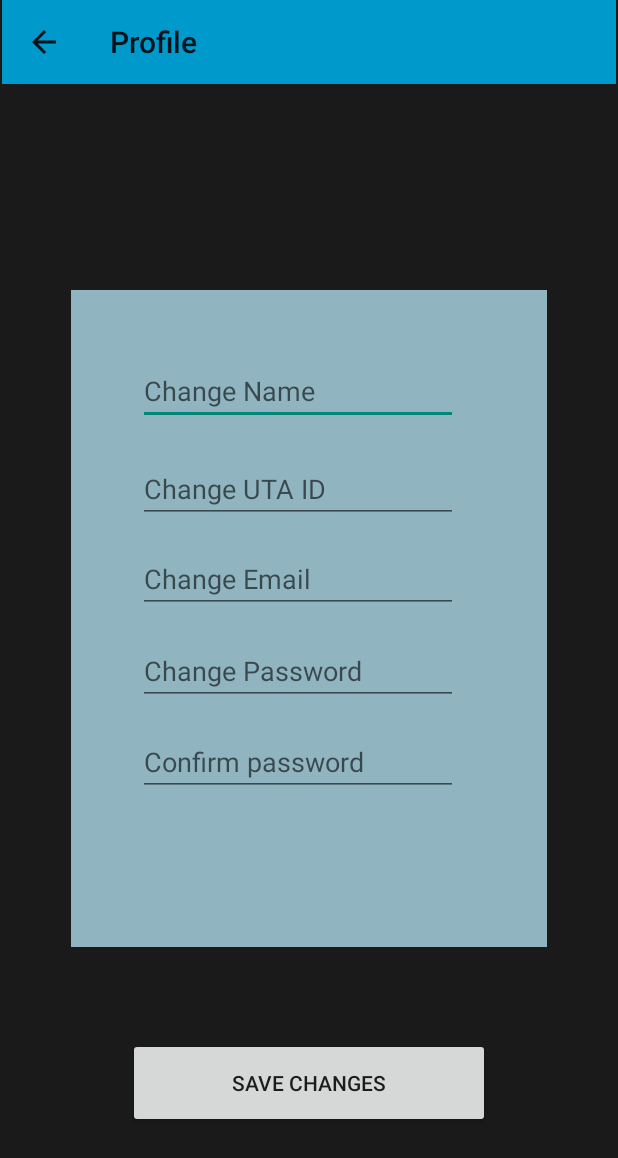
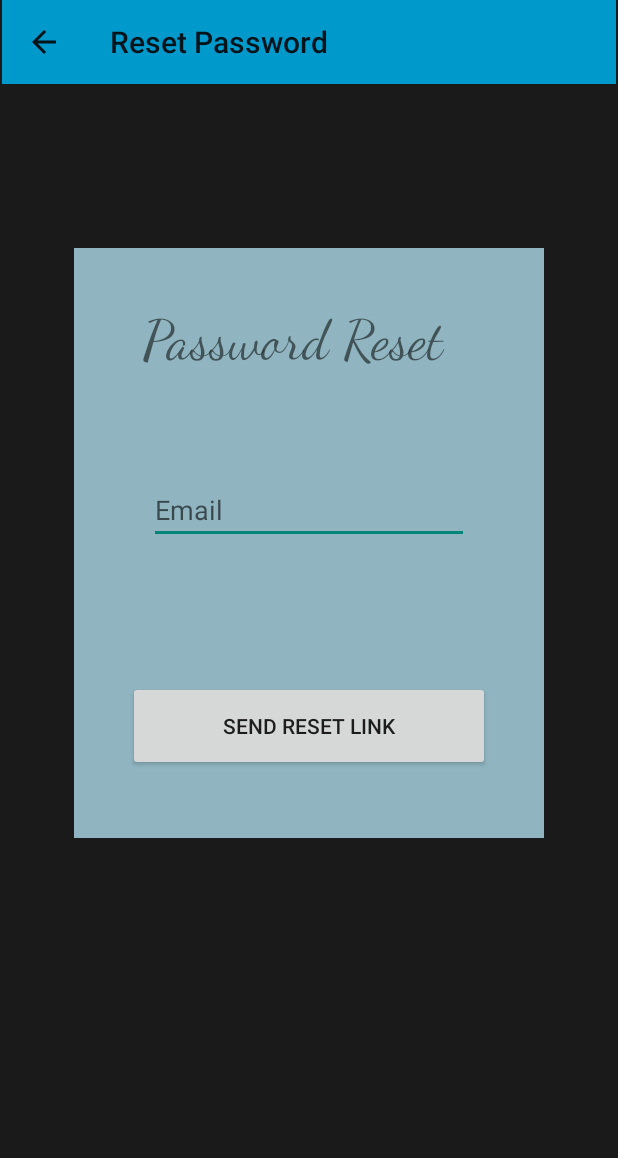
Before and after one commit to willpanderson/Auto-Learn, an Android app: the LoginActivity screen opened directly, with no data from a screen before it, after a tap on "Forgot password?", on a phone screen of 412 x 824 dp. Shown: the top 1158 px of the screen. Run offline under Robolectric (Android 15) with nearby library versions, the phone set to English and light mode, and no system bars.

Commit message:
Added a PasswordREset.jav file for password retriveal

```diff
--- a/AutoLearnApp/app/src/main/AndroidManifest.xml
+++ b/AutoLearnApp/app/src/main/AndroidManifest.xml
@@ -1,6 +1,6 @@
 <?xml version="1.0" encoding="utf-8"?>
 <manifest xmlns:android="http://schemas.android.com/apk/res/android"
-    package="com.example.auto_learn_app" >
+    package="com.example.auto_learn_app">
 
     <uses-permission android:name="android.permission.WRITE_EXTERNAL_STORAGE" />
     <uses-permission android:name="android.permission.READ_EXTERNAL_STORAGE" />
@@ -12,14 +12,15 @@
         android:label="@string/app_name"
         android:roundIcon="@mipmap/ic_launcher_round"
         android:supportsRtl="true"
-        android:theme="@style/Theme.AppCompat.Light.NoActionBar" >
+        android:theme="@style/Theme.AppCompat.Light.NoActionBar">
+        <activity android:name=".PasswordReset"></activity>
         <activity android:name=".ProfileActivity" />
         <activity android:name=".StatisticsActivity" />
         <activity android:name=".InformationActivity" />
         <activity android:name=".SignupActivity" />
         <activity android:name=".LoginActivity" />
         <activity android:name=".MainActivity" />
-        <activity android:name=".LaunchActivity" >
+        <activity android:name=".LaunchActivity">
             <intent-filter>
                 <action android:name="android.intent.action.MAIN" />
 
--- a/AutoLearnApp/app/src/main/java/com/example/auto_learn_app/LoginActivity.java
+++ b/AutoLearnApp/app/src/main/java/com/example/auto_learn_app/LoginActivity.java
@@ -44,7 +44,7 @@ public class LoginActivity extends AppCompatActivity {
         mfrogot.setOnClickListener(new View.OnClickListener() {
             @Override
             public void onClick(View v) {
-                Intent frogotIntent = new Intent(LoginActivity.this, ProfileActivity.class);
+                Intent frogotIntent = new Intent(LoginActivity.this,PasswordReset.class);
 
                 startActivity(frogotIntent);
                 finish();
--- /dev/null
+++ b/AutoLearnApp/app/src/main/java/com/example/auto_learn_app/PasswordReset.java
@@ -0,0 +1,33 @@
+package com.example.auto_learn_app;
+
+import androidx.appcompat.app.AppCompatActivity;
+
+import android.content.Intent;
+import android.os.Bundle;
+import android.view.MenuItem;
+
+public class PasswordReset extends AppCompatActivity {
+    androidx.appcompat.widget.Toolbar toolbar;
+    @Override
+    protected void onCreate(Bundle savedInstanceState) {
+        super.onCreate(savedInstanceState);
+        setContentView(R.layout.activity_passwordreset);
+        toolbar = findViewById(R.id.toolbarProfile);
+        setSupportActionBar(toolbar);
+        getSupportActionBar().setTitle("Reset Password");
+        getSupportActionBar().setDisplayShowTitleEnabled(true);
+        getSupportActionBar().setDisplayHomeAsUpEnabled(true);
+    }
+    @Override
+    public boolean onOptionsItemSelected(MenuItem item) {
+        // handle arrow click here
+        if (item.getItemId() == android.R.id.home) {
+            Intent loginIntent = new Intent(PasswordReset.this, LoginActivity.class);
+
+            startActivity(loginIntent);
+            finish(); // close this activity and return to preview activity (if there is any)
+        }
+
+        return super.onOptionsItemSelected(item);
+    }
+}
--- /dev/null
+++ b/AutoLearnApp/app/src/main/res/layout/activity_passwordreset.xml
@@ -0,0 +1,74 @@
+<?xml version="1.0" encoding="utf-8"?>
+<androidx.constraintlayout.widget.ConstraintLayout xmlns:android="http://schemas.android.com/apk/res/android"
+    xmlns:app="http://schemas.android.com/apk/res-auto"
+    xmlns:tools="http://schemas.android.com/tools"
+    android:layout_width="match_parent"
+    android:layout_height="match_parent"
+    android:background="#1B1A1A"
+    tools:context=".PasswordReset">
+
+
+    <androidx.constraintlayout.widget.ConstraintLayout
+        android:id="@+id/linearLayout"
+        android:layout_width="313dp"
+        android:layout_height="393dp"
+        android:background="#90B5C1"
+        app:layout_constraintBottom_toBottomOf="parent"
+        app:layout_constraintEnd_toEndOf="parent"
+        app:layout_constraintStart_toStartOf="parent"
+        app:layout_constraintTop_toTopOf="parent"
+        app:layout_constraintVertical_bias="0.384">
+
+        <EditText
+            android:id="@+id/emailSignup"
+            android:layout_width="wrap_content"
+            android:layout_height="wrap_content"
+            android:layout_marginBottom="196dp"
+            android:ems="10"
+            android:hint="Email"
+            android:inputType="textEmailAddress"
+            app:layout_constraintBottom_toBottomOf="parent"
+            app:layout_constraintEnd_toEndOf="parent"
+            app:layout_constraintStart_toStartOf="parent" />
+
+        <TextView
+            android:id="@+id/textView3"
+            android:layout_width="217dp"
+            android:layout_height="57dp"
+            android:fontFamily="cursive"
+            android:text="Password Reset"
+            android:textSize="36sp"
+            app:layout_constraintBottom_toBottomOf="parent"
+            app:layout_constraintEnd_toEndOf="parent"
+            app:layout_constraintHorizontal_bias="0.48"
+            app:layout_constraintStart_toStartOf="parent"
+            app:layout_constraintTop_toTopOf="parent"
+            app:layout_constraintVertical_bias="0.12" />
+
+        <Button
+            android:id="@+id/registerButton"
+            android:layout_width="241dp"
+            android:layout_height="60dp"
+            android:text="Send Reset Link"
+            app:layout_constraintBottom_toBottomOf="parent"
+            app:layout_constraintEnd_toEndOf="parent"
+            app:layout_constraintStart_toStartOf="parent"
+            app:layout_constraintTop_toTopOf="parent"
+            app:layout_constraintVertical_bias="0.865" />
+
+    </androidx.constraintlayout.widget.ConstraintLayout>
+
+    <androidx.appcompat.widget.Toolbar
+        android:id="@+id/toolbarProfile"
+        android:layout_width="409dp"
+        android:layout_height="wrap_content"
+        android:background="#0099cc"
+        android:minHeight="?attr/actionBarSize"
+        android:theme="?attr/actionBarTheme"
+        app:layout_constraintBottom_toBottomOf="parent"
+        app:layout_constraintEnd_toEndOf="parent"
+        app:layout_constraintStart_toStartOf="parent"
+        app:layout_constraintTop_toTopOf="parent"
+        app:layout_constraintVertical_bias="0.0" />
+
+</androidx.constraintlayout.widget.ConstraintLayout>
```
